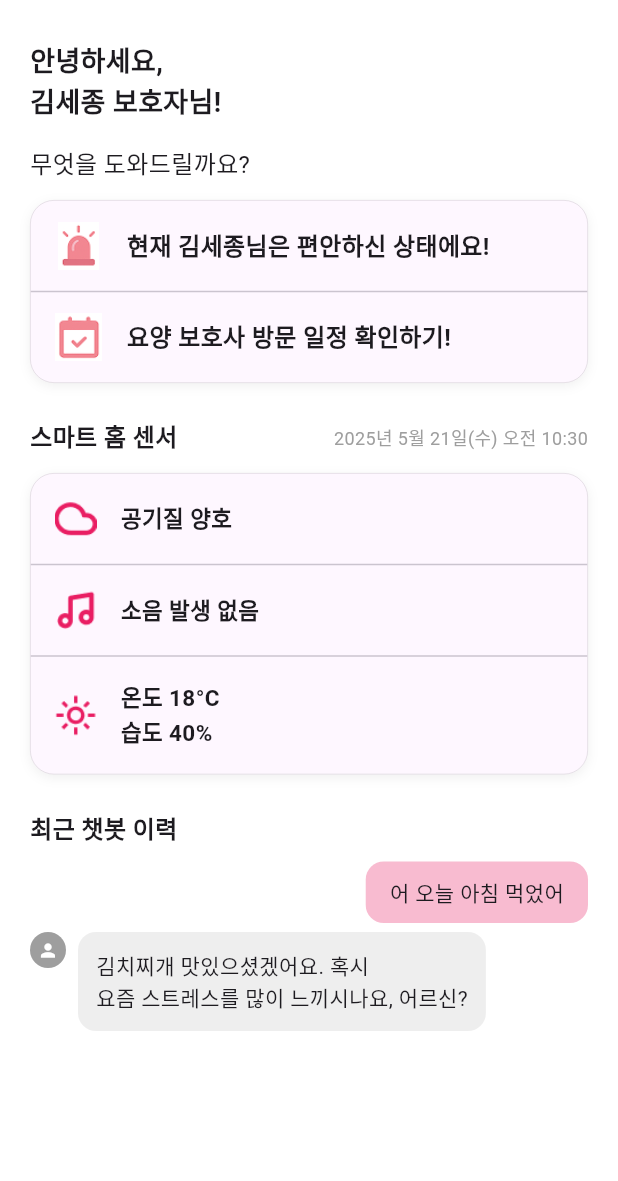
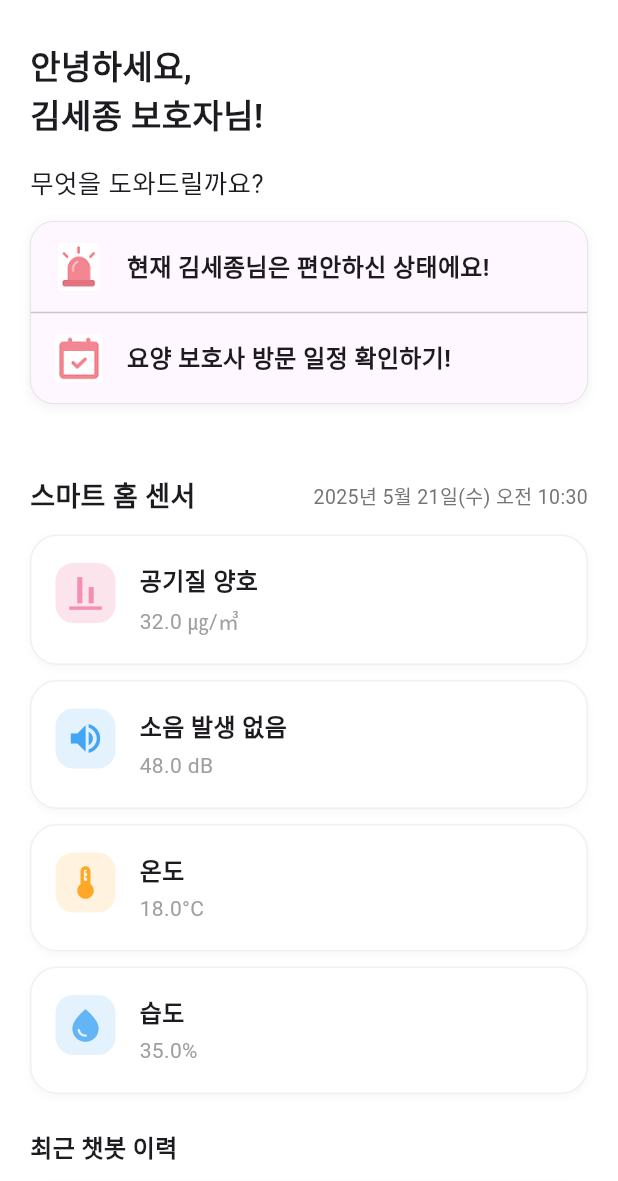
Before and after one commit to Reynard9/CareApp, a Flutter app: the MainScreen screen opened directly, on a phone screen of 412 x 824 dp, the part 55-1236 px from its top. Run offline on Flutter 3.47's test engine with Material 3 defaults, Android fonts, the phone set to English and light mode, and no system bars; our stand-ins replace fl_chart, syncfusion_flutter_gauges, table_calendar; Roboto replaces fonts that are missing (Pretendard).

Commit message:
UI/UX 개선: 센서 데이터 알림 버튼 네비게이션, 카드형 레이아웃, 실시간 정보 등

```diff
--- a/lib/views/main/main_screen.dart
+++ b/lib/views/main/main_screen.dart
@@ -61,10 +61,10 @@ class _MainScreenState extends State<MainScreen> { // 메인 홈 화면 상태
             const SizedBox(height: 16), // 여백
             const Text(
               '안녕하세요,\n김세종 보호자님!', // 인사말
-              style: TextStyle(fontSize: 18, fontWeight: FontWeight.bold),
+              style: TextStyle(fontSize: 22, fontWeight: FontWeight.bold),
             ),
             const SizedBox(height: 16),
-            const Text('무엇을 도와드릴까요?', style: TextStyle(fontSize: 16)), // 안내 문구
+            const Text('무엇을 도와드릴까요?', style: TextStyle(fontSize: 17)), // 안내 문구
             const SizedBox(height: 12),
             _statusGroupBox([
               _statusRow('assets/icons/alert_icon.png', '현재 김세종님은 편안하신 상태에요!'), // 상태 카드
@@ -79,21 +79,69 @@ class _MainScreenState extends State<MainScreen> { // 메인 홈 화면 상태
               ),
             ]),
             const SizedBox(height: 24),
+            Padding(
+              padding: const EdgeInsets.only(top: 24, bottom: 0),
+              child: Builder(
+                builder: (context) {
+                  final now = DateTime.now();
+                  final formatter = DateFormat('yyyy년 M월 d일(E) a h:mm', 'ko_KR');
+                  final nowStr = formatter.format(now);
+                  final currentNoise = 48.0; // 예시값, 실제 데이터로 교체 가능
+                  final currentAirQuality = 32.0; // 공기질 예시값
+                  final currentTemp = 18.0; // 온도 예시값
+                  final currentHumidity = 35.0; // 습도 예시값
+                  return Column(
+                    crossAxisAlignment: CrossAxisAlignment.start,
+                    children: [
                       Row(
                         mainAxisAlignment: MainAxisAlignment.spaceBetween,
                         children: [
-                const Text('스마트 홈 센서', style: TextStyle(fontSize: 16, fontWeight: FontWeight.bold)), // 센서 타이틀
-                Text(_currentDateTime, style: const TextStyle(fontSize: 12, color: Colors.grey)), // 현재 날짜/시간
+                          const Text('스마트 홈 센서', style: TextStyle(fontWeight: FontWeight.bold, fontSize: 18)),
+                          Text(
+                            nowStr,
+                            style: TextStyle(fontSize: 13, color: Colors.grey[600]),
+                          ),
                         ],
                       ),
                       const SizedBox(height: 12),
-            _sensorGroupBox([
-              _sensorRow('assets/icons/air_quality_icon.png', '공기질 양호'),
-              _sensorRow('assets/icons/sound_icon.png', '소음 발생 없음'),
-              _sensorRow('assets/icons/temp_humidity_icon.png', '온도 18°C\n습도 40%'),
-            ]),
+                      _sensorStatusCard(
+                        icon: Icons.align_vertical_bottom,
+                        iconColor: Colors.pink[200]!,
+                        title: '공기질 양호',
+                        subtitle: '${currentAirQuality.toStringAsFixed(1)} ㎍/㎥',
+                        bgColor: Colors.pink[50]!,
+                      ),
+                      const SizedBox(height: 10),
+                      _sensorStatusCard(
+                        icon: Icons.volume_up,
+                        iconColor: Colors.blue[400]!,
+                        title: '소음 발생 없음',
+                        subtitle: '${currentNoise.toStringAsFixed(1)} dB',
+                        bgColor: Colors.blue[50]!,
+                      ),
+                      const SizedBox(height: 10),
+                      _sensorStatusCard(
+                        icon: Icons.device_thermostat,
+                        iconColor: Colors.orange[400]!,
+                        title: '온도',
+                        subtitle: '${currentTemp.toStringAsFixed(1)}°C',
+                        bgColor: Colors.orange[50]!,
+                      ),
+                      const SizedBox(height: 10),
+                      _sensorStatusCard(
+                        icon: Icons.water_drop,
+                        iconColor: Colors.blue[300]!,
+                        title: '습도',
+                        subtitle: '${currentHumidity.toStringAsFixed(1)}%',
+                        bgColor: Colors.blue[50]!,
+                      ),
+                    ],
+                  );
+                },
+              ),
+            ),
             const SizedBox(height: 24),
-            const Text('최근 챗봇 이력', style: TextStyle(fontSize: 16, fontWeight: FontWeight.bold)), // 챗봇 이력 타이틀
+            const Text('최근 챗봇 이력', style: TextStyle(fontSize: 16, fontWeight: FontWeight.bold)),
             const SizedBox(height: 10),
             GestureDetector(
               onTap: () {
@@ -102,8 +150,23 @@ class _MainScreenState extends State<MainScreen> { // 메인 홈 화면 상태
                   MaterialPageRoute(builder: (context) => const ChatHistoryPage()),
                 );
               },
+              child: Container(
+                margin: const EdgeInsets.only(bottom: 20),
+                padding: const EdgeInsets.symmetric(horizontal: 16, vertical: 18),
+                decoration: BoxDecoration(
+                  color: Colors.white,
+                  borderRadius: BorderRadius.circular(18),
+                  border: Border.all(color: Colors.black12.withOpacity(0.06)),
+                  boxShadow: [
+                    BoxShadow(
+                      color: Colors.black.withOpacity(0.03),
+                      blurRadius: 4,
+                      offset: const Offset(0, 2),
+                    ),
+                  ],
+                ),
                 child: Column(
-                crossAxisAlignment: CrossAxisAlignment.end,
+                  crossAxisAlignment: CrossAxisAlignment.start,
                   children: [
                     Align(
                       alignment: Alignment.centerRight,
@@ -144,7 +207,7 @@ class _MainScreenState extends State<MainScreen> { // 메인 홈 화면 상태
                   ],
                 ),
               ),
-            const SizedBox(height: 20),
+            ),
           ],
         ),
       ),
@@ -195,43 +258,49 @@ class _MainScreenState extends State<MainScreen> { // 메인 홈 화면 상태
     );
   }
 
-  Widget _sensorGroupBox(List<Widget> children) { // 센서 카드 그룹 박스
+  Widget _sensorStatusCard({
+    required IconData icon,
+    required Color iconColor,
+    required String title,
+    required String subtitle,
+    required Color bgColor,
+  }) {
     return Container(
+      margin: const EdgeInsets.symmetric(vertical: 0),
+      padding: const EdgeInsets.symmetric(horizontal: 16, vertical: 18),
       decoration: BoxDecoration(
-        color: const Color(0xFFFEF7FF),
-        borderRadius: BorderRadius.circular(16),
-        border: Border.all(color: Colors.black12, width: 0.5),
+        color: Colors.white,
+        borderRadius: BorderRadius.circular(18),
+        border: Border.all(color: Colors.black12.withOpacity(0.06)),
         boxShadow: [
           BoxShadow(
-            color: Colors.black.withOpacity(0.06),
-            blurRadius: 6,
+            color: Colors.black.withOpacity(0.03),
+            blurRadius: 4,
             offset: const Offset(0, 2),
-          )
+          ),
         ],
       ),
-      child: Column(
-        children: List.generate(children.length * 2 - 1, (index) {
-          if (index.isEven) {
-            return children[index ~/ 2];
-          } else {
-            return const Divider(height: 1);
-          }
-        }),
+      child: Row(
+        crossAxisAlignment: CrossAxisAlignment.start,
+        children: [
+          Container(
+            width: 40,
+            height: 40,
+            decoration: BoxDecoration(
+              color: bgColor,
+              borderRadius: BorderRadius.circular(12),
             ),
-    );
-  }
-
-  Widget _sensorRow(String iconPath, String text) { // 센서 한 줄 위젯
-    return Padding(
-      padding: const EdgeInsets.symmetric(horizontal: 16, vertical: 16),
-      child: Row(
-        children: [
-          Image.asset(iconPath, width: 28, height: 28, color: Colors.pink), // 센서 아이콘
+            child: Icon(icon, color: iconColor, size: 26),
+          ),
           const SizedBox(width: 16),
           Expanded(
-            child: Text(
-              text,
-              style: const TextStyle(fontWeight: FontWeight.bold, fontSize: 15),
+            child: Column(
+              crossAxisAlignment: CrossAxisAlignment.start,
+              children: [
+                Text(title, style: const TextStyle(fontWeight: FontWeight.bold, fontSize: 16)),
+                const SizedBox(height: 4),
+                Text(subtitle, style: const TextStyle(fontSize: 14, color: Colors.grey)),
+              ],
             ),
           ),
         ],
--- a/lib/views/sensor/sensor_data_page.dart
+++ b/lib/views/sensor/sensor_data_page.dart
@@ -38,7 +38,15 @@ class SensorDataPage extends StatelessWidget { // 센서 데이터 화면 위젯
                   Row(
                     children: [
                       IconButton(icon: const Icon(Icons.search), onPressed: () {}),
-                      IconButton(icon: const Icon(Icons.notifications_none), onPressed: () {}),
+                      IconButton(
+                        icon: const Icon(Icons.notifications_none),
+                        onPressed: () {
+                          Navigator.push(
+                            context,
+                            MaterialPageRoute(builder: (context) => const NotificationPage()),
+                          );
+                        },
+                      ),
                     ],
                   ),
                 ],
@@ -47,7 +55,7 @@ class SensorDataPage extends StatelessWidget { // 센서 데이터 화면 위젯
               // 1. 상단 상태 카드
               Container(
                 padding: const EdgeInsets.all(24),
-                margin: const EdgeInsets.only(bottom: 20),
+                margin: const EdgeInsets.only(bottom: 16),
                 decoration: BoxDecoration(
                   color: Colors.white,
                   borderRadius: BorderRadius.circular(24),
@@ -65,6 +73,27 @@ class SensorDataPage extends StatelessWidget { // 센서 데이터 화면 위젯
                   ],
                 ),
               ),
+              // 1-2. 어르신 정서 상태 카드
+              Container(
+                padding: const EdgeInsets.all(24),
+                margin: const EdgeInsets.only(bottom: 20),
+                decoration: BoxDecoration(
+                  color: Colors.white,
+                  borderRadius: BorderRadius.circular(24),
+                ),
+                child: Row(
+                  children: [
+                    Icon(Icons.favorite, size: 48, color: Colors.pink[300]),
+                    const SizedBox(width: 20),
+                    Expanded(
+                      child: Text(
+                        '현재 어르신의 정서 상태는 안정적이에요 😊',
+                        style: const TextStyle(fontSize: 20, fontWeight: FontWeight.bold),
+                      ),
+                    ),
+                  ],
+                ),
+              ),
               // 2. 센서별 카드 3개
               Row(
                 children: [
@@ -76,16 +105,16 @@ class SensorDataPage extends StatelessWidget { // 센서 데이터 화면 위젯
                 ],
               ),
               const SizedBox(height: 20),
-              // 3. 습도 게이지 카드
+              // 3. 경고 메시지(습도 게이지 위로 이동)
+              const SizedBox(height: 20),
+              _warningBox(),
+              // 4. 습도 게이지 카드
               _humidityGaugeCard(humidityValue),
               const SizedBox(height: 20),
-              // 4. 온도/소음 그래프 추가
+              // 5. 온도/소음 그래프 추가
               _thermometerGaugeCard(temp.values.last, 0, 40),
               const SizedBox(height: 16),
               _noiseLineChart(noise.values, 50, noise.values.last),
-              // 5. 경고 메시지
-              const SizedBox(height: 20),
-              _warningBox(),
             ],
           ),
         ),
```
Lines whose indentation alone changed are shown as unchanged.
